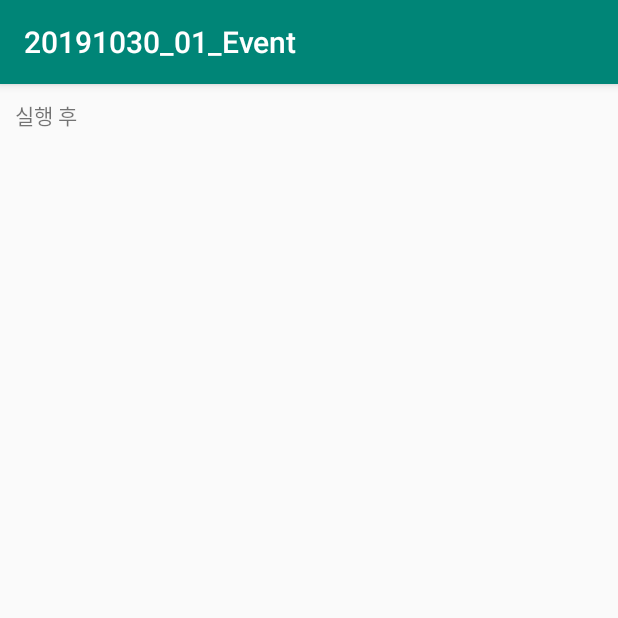
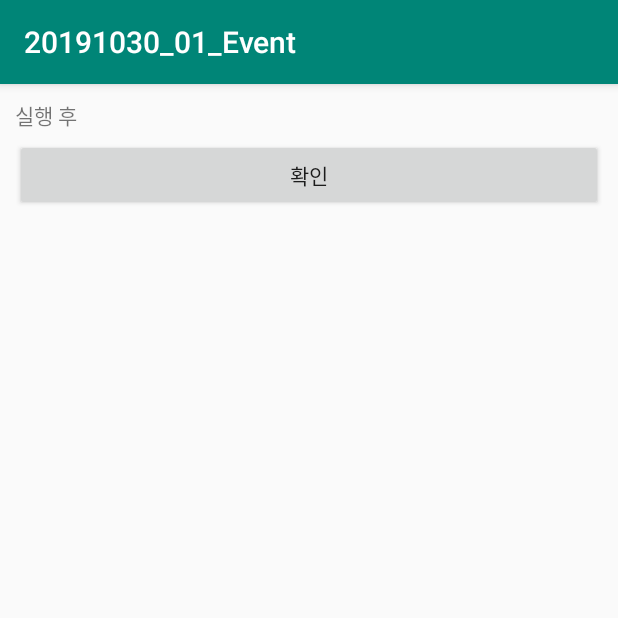
Before and after one commit to cho881020/20191030_01_Event, an Android app: the screen it shows after launch (MainActivity), on a phone screen of 412 x 824 dp, the top half of it. Run offline under Robolectric (Android 15) with nearby library versions, the phone set to English and light mode, and no system bars.

Commit message:
이벤트 처리 연습 ArrayList 연습 조건문 연습

```diff
--- a/app/src/main/java/com/tjoeun/a20191030_01_event/MainActivity.kt
+++ b/app/src/main/java/com/tjoeun/a20191030_01_event/MainActivity.kt
@@ -2,6 +2,7 @@ package com.tjoeun.a20191030_01_event
 
 import androidx.appcompat.app.AppCompatActivity
 import android.os.Bundle
+import android.util.Log
 import android.widget.TextView
 import kotlinx.android.synthetic.main.activity_main.*
 
@@ -19,5 +20,79 @@ class MainActivity : AppCompatActivity() {
 
         firstTextView.text = "실행 후"
 
+        okBtn.setOnClickListener {
+            firstTextView.text = "확인버튼 클릭됨"
+        }
+
+        okBtn.setOnLongClickListener {
+
+            firstTextView.text = "확인버튼 롱클릭"
+
+
+            return@setOnLongClickListener true
+
+        }
+
+//        @라벨 에 대한 예시. 책 49p.
+
+        firstFor@ for (i in 0..10) {
+            secondFor@ for (j in 0..10) {
+
+                if (j==2) {
+                    break@firstFor
+                }
+            }
+        }
+
+        var stringList:ArrayList<String> = ArrayList()
+
+//        "조경진" 글자를 추가.
+        stringList.add("조경진")
+//        "황진호" 글자를 추가.
+        stringList.add("황진호")
+//        "구민성" 글자를 추가.
+        stringList.add("구민성")
+
+        var intList:ArrayList<Int> = ArrayList()
+        intList.add(10)
+        intList.add(30)
+        intList.add(50)
+        intList.add(50)
+        intList.add(50)
+        intList.add(50)
+        intList.add(50)
+        intList.add(50)
+        intList.add(50)
+        intList.add(50)
+        intList.add(50)
+        intList.add(50)
+        intList.add(50)
+
+
+        Log.d("정수배열길이", String.format("%d", intList.size))
+
+//        구민성 은 몇번째로 넣었을까? 어느 위치에?
+        val indexOfKoo = stringList.indexOf("구민성")
+        Log.d("구민성님의 위치", String.format("%d", indexOfKoo))
+
+//        조경진 을 제거.
+        stringList.remove("조경진")
+
+        var a = 10
+        var b = 20
+
+        var c = if (a==b) {
+            Log.d("로그", "둘이 같다")
+        } else {
+            Log.d("로그", "둘이 다르다")
+        } // 이런 문법도 가능함. 책 39p.
+
+        when(a) {
+            0, 1 -> Log.d("when연습", "a가 0이나 1이다")
+            in 2..5 -> Log.d("when연습", "a가 2~5 사이다.")
+            in intList -> Log.d("when연습", "a가 intList에 포함")
+            !in intList -> Log.d("when연습", "a가 intList에 불포함")
+        }
+
     }
 }
--- a/app/src/main/res/layout/activity_main.xml
+++ b/app/src/main/res/layout/activity_main.xml
@@ -17,6 +17,12 @@
         android:text="초기 값" />
 
 
+    <Button
+        android:id="@+id/okBtn"
+        android:layout_width="match_parent"
+        android:layout_height="wrap_content"
+        android:text="확인"
+        android:layout_marginTop="5dp" />
 
 
 </LinearLayout>
```
